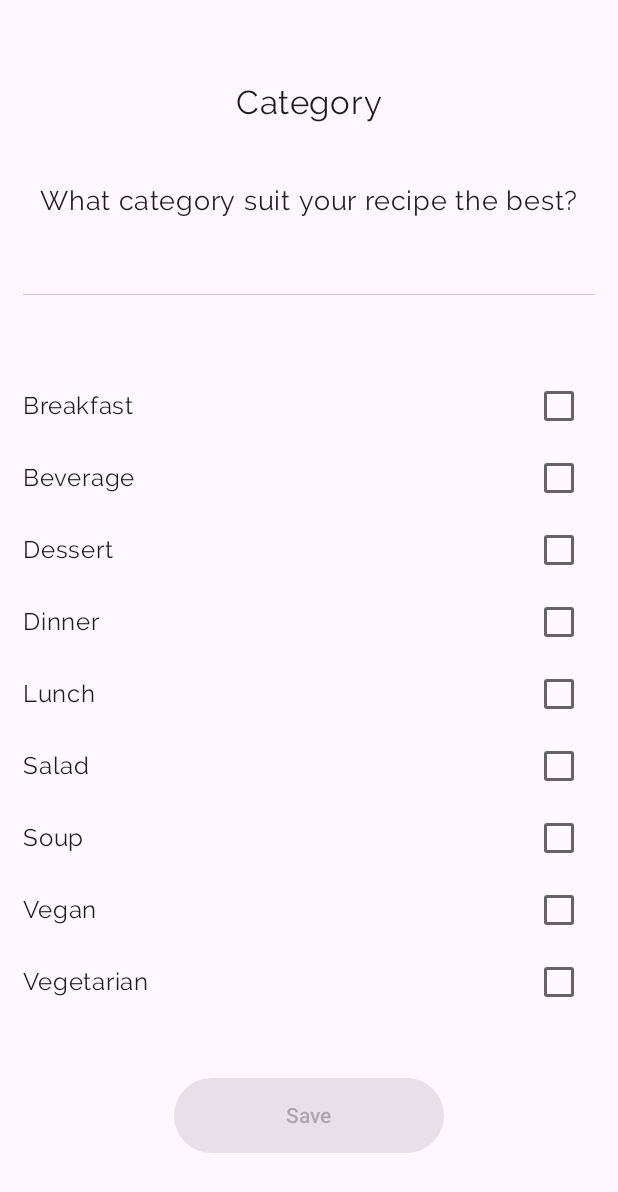
After one commit to milkowska/MealBay, an Android app built with Jetpack Compose: the CategoryScreen screen opened through its navigation route, on a phone screen of 412 x 824 dp. The commit adds this screen. Shown: the top 1192 px of the screen. Run offline under Robolectric (Android 15) with nearby library versions, the phone set to English and light mode, and no system bars; our stand-ins replace Dagger/Hilt's generated code.

Commit message:
Added category screen to creating data recipes

```diff
--- a/app/src/main/java/uk/ac/aber/dcs/cs39440/mealbay/model/Recipe.kt
+++ b/app/src/main/java/uk/ac/aber/dcs/cs39440/mealbay/model/Recipe.kt
@@ -4,8 +4,6 @@ data class Recipe(
     val category: String? = "",
     val difficulty: String? = "",
     val ingredients: List<String>,
-    val isVegan: Boolean = false,
-    val isVegetarian: Boolean = false,
     val photo: String? = "",
     val preparation: List<String>,
     val rating: String? = "",
@@ -14,5 +12,5 @@ data class Recipe(
     var id: String? = "",
 ) {
     // No-argument constructor
-    constructor() : this("", "", emptyList(), false, false, "", emptyList(), "", "", "", "")
+    constructor() : this("", "", emptyList(), "", emptyList(), "", "", "", "")
 }
--- a/app/src/main/java/uk/ac/aber/dcs/cs39440/mealbay/storage/Key.kt
+++ b/app/src/main/java/uk/ac/aber/dcs/cs39440/mealbay/storage/Key.kt
@@ -12,8 +12,6 @@ const val NEW_RECIPE_TIME = "NEW_RECIPE_TIME"
 const val NEW_RECIPE_DIFFICULTY = "NEW_RECIPE_DIFFICULTY"
 const val NEW_RECIPE_RATING = "NEW_RECIPE_RATING"
 const val NEW_RECIPE_INGREDIENTS = "NEW_RECIPE_INGREDIENTS"
-const val NEW_RECIPE_VEGAN = "NEW_RECIPE_VEGAN"
-const val NEW_RECIPE_VEGETARIAN = "NEW_RECIPE_VEGETARIAN"
 const val NEW_RECIPE_PHOTO = "NEW_RECIPE_PHOTO"
 const val NEW_RECIPE_PREPARATION = "NEW_RECIPE_PREPARATION"
 const val NEW_RECIPE_CATEGORY = "NEW_RECIPE_CATEGORY"
--- a/app/src/main/java/uk/ac/aber/dcs/cs39440/mealbay/ui/components/Navigation.kt
+++ b/app/src/main/java/uk/ac/aber/dcs/cs39440/mealbay/ui/components/Navigation.kt
@@ -12,6 +12,7 @@ import uk.ac.aber.dcs.cs39440.mealbay.ui.home.HomeScreenTopLevel
 import uk.ac.aber.dcs.cs39440.mealbay.ui.login.LoginScreen
 import uk.ac.aber.dcs.cs39440.mealbay.ui.navigation.Screen
 import uk.ac.aber.dcs.cs39440.mealbay.ui.onboarding.SplashScreen
+import uk.ac.aber.dcs.cs39440.mealbay.ui.recipe_data.CategoryScreen
 import uk.ac.aber.dcs.cs39440.mealbay.ui.recipe_data.IngredientsScreen
 import uk.ac.aber.dcs.cs39440.mealbay.ui.recipe_data.PreparationScreen
 import uk.ac.aber.dcs.cs39440.mealbay.ui.shopping_list.ListScreenTopLevel
@@ -41,5 +42,6 @@ fun Navigation() {
         composable(Screen.Create.route) { CreateRecipeScreen(navController)}
         composable(Screen.Ingredients.route) { IngredientsScreen(navController)}
         composable(Screen.Preparation.route) { PreparationScreen(navController)}
+        composable(Screen.Category.route) { CategoryScreen(navController)}
     }
 }
--- a/app/src/main/java/uk/ac/aber/dcs/cs39440/mealbay/ui/explore/CreateRecipeScreen.kt
+++ b/app/src/main/java/uk/ac/aber/dcs/cs39440/mealbay/ui/explore/CreateRecipeScreen.kt
@@ -101,7 +101,6 @@ fun CreateRecipeScreen(
                 modifier = Modifier.width(340.dp),
                 singleLine = true,
                 isError = isErrorInTextField,
-
                 )
 
             Text(
@@ -199,8 +198,6 @@ fun createRecipe(
     category: String?,
     difficulty: String?,
     ingredients: List<String>,
-    isVegan: Boolean,
-    isVegetarian: Boolean,
     photo: String?,
     preparation: List<String>,
     rating: String?,
@@ -212,8 +209,6 @@ fun createRecipe(
         category = category,
         difficulty = difficulty,
         ingredients = ingredients,
-        isVegan = isVegan,
-        isVegetarian = isVegetarian,
         photo = photo,
         preparation = preparation,
         rating = rating,
--- a/app/src/main/java/uk/ac/aber/dcs/cs39440/mealbay/ui/navigation/Screen.kt
+++ b/app/src/main/java/uk/ac/aber/dcs/cs39440/mealbay/ui/navigation/Screen.kt
@@ -11,6 +11,7 @@ sealed class Screen(val route: String) {
     object Create : Screen("create")
     object Ingredients: Screen("ingredients")
     object Preparation: Screen("preparation")
+    object Category: Screen("category")
 }
 
 val screens = listOf(
--- /dev/null
+++ b/app/src/main/java/uk/ac/aber/dcs/cs39440/mealbay/ui/recipe_data/CategoryScreen.kt
@@ -0,0 +1,106 @@
+package uk.ac.aber.dcs.cs39440.mealbay.ui.recipe_data
+
+import androidx.compose.foundation.layout.*
+import androidx.compose.material3.Text
+import androidx.compose.foundation.lazy.LazyColumn
+import androidx.compose.foundation.lazy.items
+import androidx.compose.material.*
+import androidx.compose.runtime.Composable
+import androidx.compose.runtime.mutableStateOf
+import androidx.compose.runtime.remember
+import androidx.compose.ui.Alignment
+import androidx.compose.ui.Modifier
+import androidx.compose.ui.res.stringResource
+import androidx.compose.ui.unit.dp
+import androidx.compose.ui.unit.sp
+import androidx.hilt.navigation.compose.hiltViewModel
+import androidx.navigation.NavController
+import androidx.compose.material3.Divider
+import androidx.compose.material3.ElevatedButton
+import androidx.compose.ui.graphics.Color
+import uk.ac.aber.dcs.cs39440.mealbay.R
+import uk.ac.aber.dcs.cs39440.mealbay.model.DataViewModel
+import uk.ac.aber.dcs.cs39440.mealbay.storage.NEW_RECIPE_CATEGORY
+
+@Composable
+fun CategoryScreen(
+    navController: NavController,
+    dataViewModel: DataViewModel = hiltViewModel()
+) {
+    Column(
+        modifier = Modifier
+            .fillMaxSize()
+            .padding(15.dp),
+        verticalArrangement = Arrangement.SpaceEvenly,
+        horizontalAlignment = Alignment.CenterHorizontally
+
+    ) {
+        Text(
+            text = stringResource(id = R.string.category),
+            fontSize = 22.sp
+        )
+        Text(
+            text = stringResource(id = R.string.which_category),
+            fontSize = 18.sp
+        )
+
+        Divider(
+            thickness = 0.5.dp,
+            modifier = Modifier.padding(vertical = 10.dp)
+        )
+
+        val categories = remember {
+            listOf(
+                "Breakfast",
+                "Beverage",
+                "Dessert",
+                "Dinner",
+                "Lunch",
+                "Salad",
+                "Soup",
+                "Vegan",
+                "Vegetarian"
+            )
+        }
+        val selectedCategory = remember { mutableStateOf<String?>(null) }
+
+        LazyColumn {
+            items(categories) { category ->
+                Row(
+                    modifier = Modifier
+                        .fillMaxWidth(),
+                    verticalAlignment = Alignment.CenterVertically,
+                    horizontalArrangement = Arrangement.SpaceBetween
+                ) {
+                    Text(text = category)
+                    Checkbox(
+                        checked = category == selectedCategory.value,
+                        onCheckedChange = {
+                            if (it) {
+                                selectedCategory.value = category
+                            } else {
+                                selectedCategory.value = null
+                            }
+                        },
+                        colors = CheckboxDefaults.colors(
+                            checkedColor = Color(0xFF9C4234)
+                        ))
+                }
+            }
+        }
+
+        ElevatedButton(
+            onClick = {
+                selectedCategory.value?.let {
+                    dataViewModel.saveString(it, NEW_RECIPE_CATEGORY)
+                }
+            },
+            enabled = selectedCategory.value != null,
+            modifier = Modifier
+                .width(180.dp)
+                .height(50.dp),
+        ) {
+            Text(text = stringResource(id = R.string.save))
+        }
+    }
+}
--- a/app/src/main/res/values/strings.xml
+++ b/app/src/main/res/values/strings.xml
@@ -59,5 +59,10 @@
     <string name="are_you_sure">Are you sure?</string>
     <string name="warning">"If you proceed, any ingredients data you've entered for this recipe will be lost when returning to the previous screen. "</string>
     <string name="proceed">Proceed</string>
+    <string name="add_preparation">Add prepartion details.</string>
+    <string name="add_step">Add step</string>
+    <string name="enter_details">Enter preparation details here...</string>
+    <string name="category">Category</string>
+    <string name="which_category">What category suit your recipe the best?</string>
 
 </resources>
```
Also changed, not shown: app/src/main/java/uk/ac/aber/dcs/cs39440/mealbay/ui/recipe_data/IgredientsScreen.kt (+20 -11 lines), app/src/main/java/uk/ac/aber/dcs/cs39440/mealbay/ui/recipe_data/PreparationScreen.kt (+84 -3 lines).
